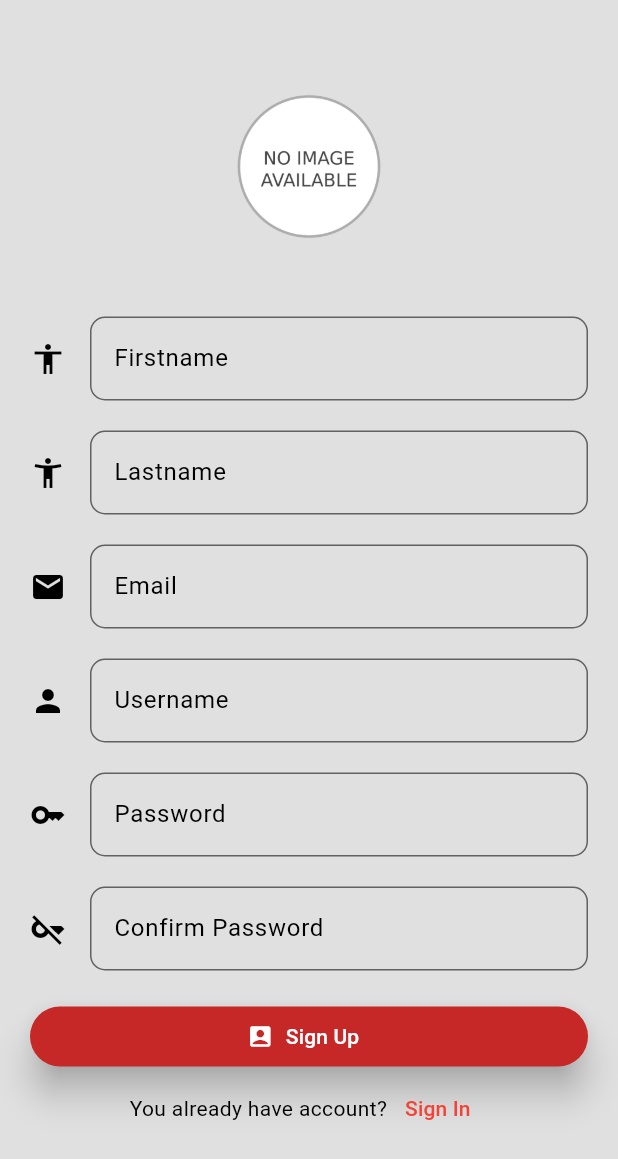
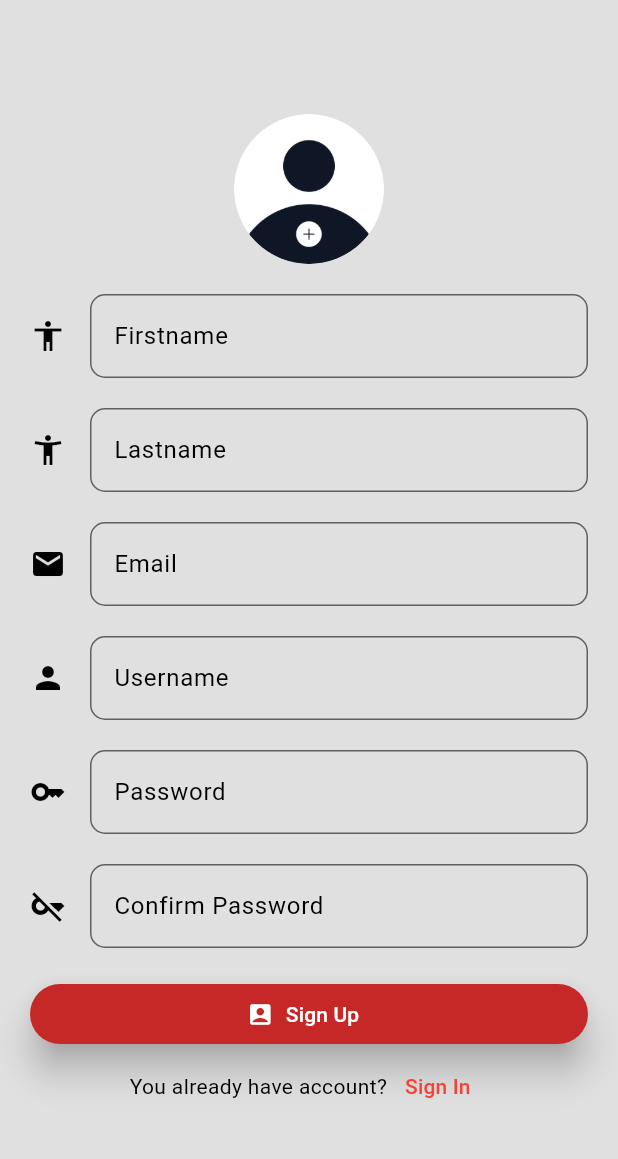
Before and after one commit to devitrithy/legacy_cinema_mobile_app, a Flutter app: the RegisterView screen opened by its route, on a phone screen of 412 x 824 dp. Shown: the top 1159 px of the screen. Run offline on Flutter 3.47's test engine with Material 3 defaults, Android fonts, the light colour scheme and no system bars; our stand-ins replace get, get_storage, image_picker; accounts and stored records are empty.

Commit message:
finish the register page

```diff
--- a/lib/pages/register/component/register_form.dart
+++ b/lib/pages/register/component/register_form.dart
@@ -24,13 +24,13 @@ class RegisterFormMethod extends StatelessWidget {
             } else {
               return CircleAvatarPicker(
                 onTapUp: (p0) => controller.pickImage(),
-                image: const AssetImage("assets/image/selected_image.png"),
+                image: const AssetImage("assets/image/pro.png"),
               );
             }
           }),
         ),
         const SizedBox(
-          height: 50,
+          height: 20,
         ),
         InputForm(
           label: "firstname".tr,
--- a/lib/utils/public_used.dart
+++ b/lib/utils/public_used.dart
@@ -2,9 +2,9 @@ import 'package:get_storage/get_storage.dart';
 
 class PublicUsed {
   static const local = "http://26.204.37.36:3000";
-  static const localNetwork = "http://192.168.0.113:3000";
+  static const localNetwork = "http://192.168.5.30:3000";
   static const global = "https://cinemaapi.serveo.net";
-  static const apiEndPoint = localNetwork;
+  static const apiEndPoint = global;
   static final storage = GetStorage();
   static const token = "c56509ca-a859-41ed-8d37-82765233a875";
 }
```
Also changed, not shown: assets/image/no-profile.png (added), assets/image/pro.png (added).
